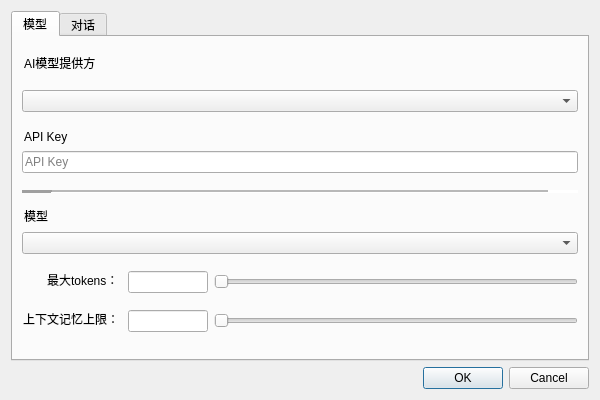
First picture: the form in ui/settings_dialog.ui, repository liyixin1/GPTalks, before the edit.
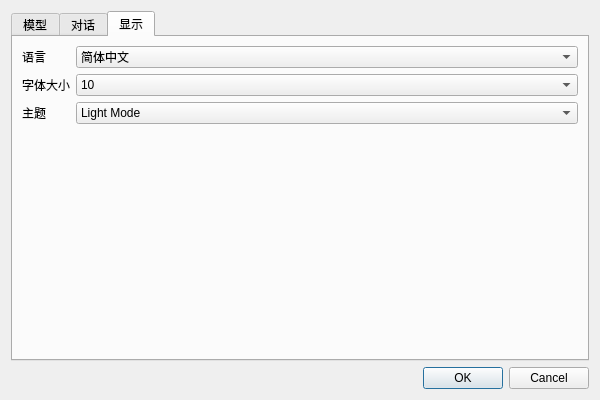
Second picture: the form after the edit.

Commit message: 添加Qt Style Sheets,可根据需求在设置中调整主题样式，包含浅色模式和深色模式。

```diff
--- a/ui/settings_dialog.ui
+++ b/ui/settings_dialog.ui
@@ -26,7 +26,7 @@
    <item>
     <widget class="QTabWidget" name="tabWidget">
      <property name="currentIndex">
-      <number>0</number>
+      <number>2</number>
      </property>
      <widget class="QWidget" name="tab_model">
       <attribute name="title">
@@ -338,6 +338,120 @@
        </item>
       </layout>
      </widget>
+     <widget class="QWidget" name="tab_display">
+      <attribute name="title">
+       <string>显示</string>
+      </attribute>
+      <layout class="QVBoxLayout" name="verticalLayout_7">
+       <item>
+        <layout class="QFormLayout" name="formLayout_display">
+         <item row="0" column="0">
+          <widget class="QLabel" name="Label_language">
+           <property name="text">
+            <string>语言</string>
+           </property>
+          </widget>
+         </item>
+         <item row="0" column="1">
+          <widget class="QComboBox" name="ComboBox_language">
+           <item>
+            <property name="text">
+             <string>简体中文</string>
+            </property>
+           </item>
+          </widget>
+         </item>
+         <item row="1" column="0">
+          <widget class="QLabel" name="Label_font_size">
+           <property name="text">
+            <string>字体大小</string>
+           </property>
+          </widget>
+         </item>
+         <item row="1" column="1">
+          <widget class="QComboBox" name="ComboBox_2">
+           <item>
+            <property name="text">
+             <string>10</string>
+            </property>
+           </item>
+           <item>
+            <property name="text">
+             <string>11</string>
+            </property>
+           </item>
+           <item>
+            <property name="text">
+             <string>12</string>
+            </property>
+           </item>
+           <item>
+            <property name="text">
+             <string>13</string>
+            </property>
+           </item>
+           <item>
+            <property name="text">
+             <string>14</string>
+            </property>
+           </item>
+           <item>
+            <property name="text">
+             <string>15</string>
+            </property>
+           </item>
+           <item>
+            <property name="text">
+             <string>16</string>
+            </property>
+           </item>
+           <item>
+            <property name="text">
+             <string>17</string>
+            </property>
+           </item>
+           <item>
+            <property name="text">
+             <string>18</string>
+            </property>
+           </item>
+           <item>
+            <property name="text">
+             <string>19</string>
+            </property>
+           </item>
+           <item>
+            <property name="text">
+             <string>20</string>
+            </property>
+           </item>
+          </widget>
+         </item>
+         <item row="2" column="0">
+          <widget class="QLabel" name="Label_theme">
+           <property name="text">
+            <string>主题</string>
+           </property>
+          </widget>
+         </item>
+         <item row="2" column="1">
+          <widget class="QComboBox" name="ComboBox_theme">
+           <item>
+            <property name="text">
+             <string>Light Mode</string>
+            </property>
+           </item>
+           <item>
+            <property name="text">
+             <string>Dark Mode</string>
+            </property>
+           </item>
+          </widget>
+         </item>
+        </layout>
+       </item>
+      </layout>
+     </widget>
     </widget>
    </item>
    <item>
```
The commit also changes 13 other files.
